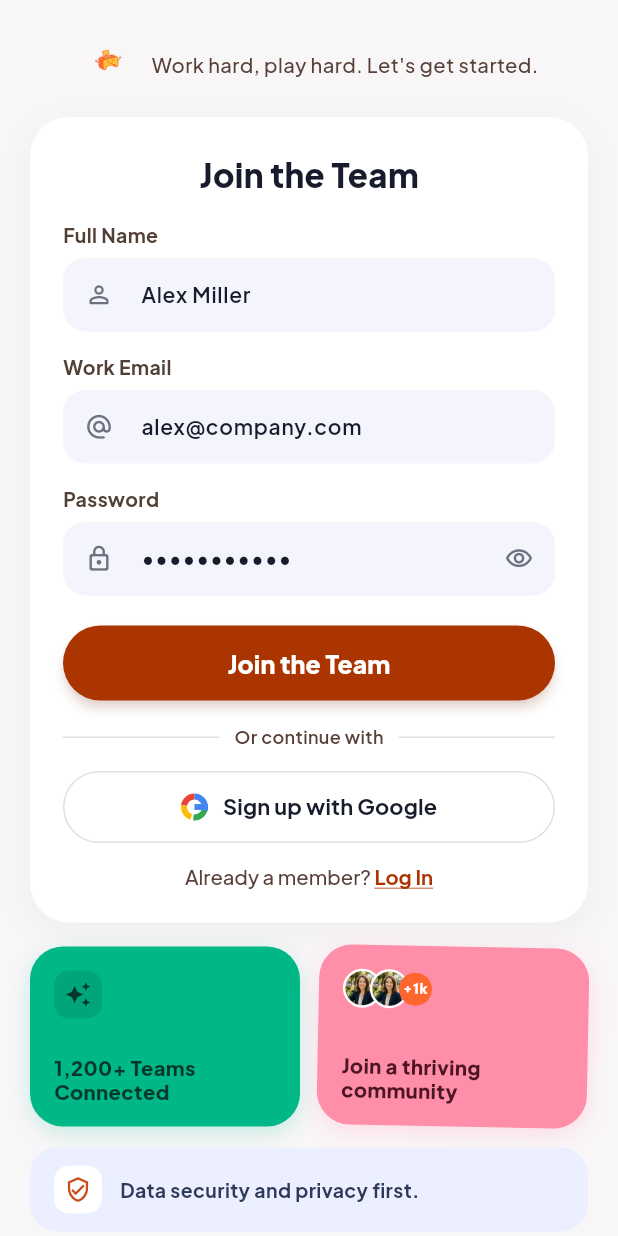
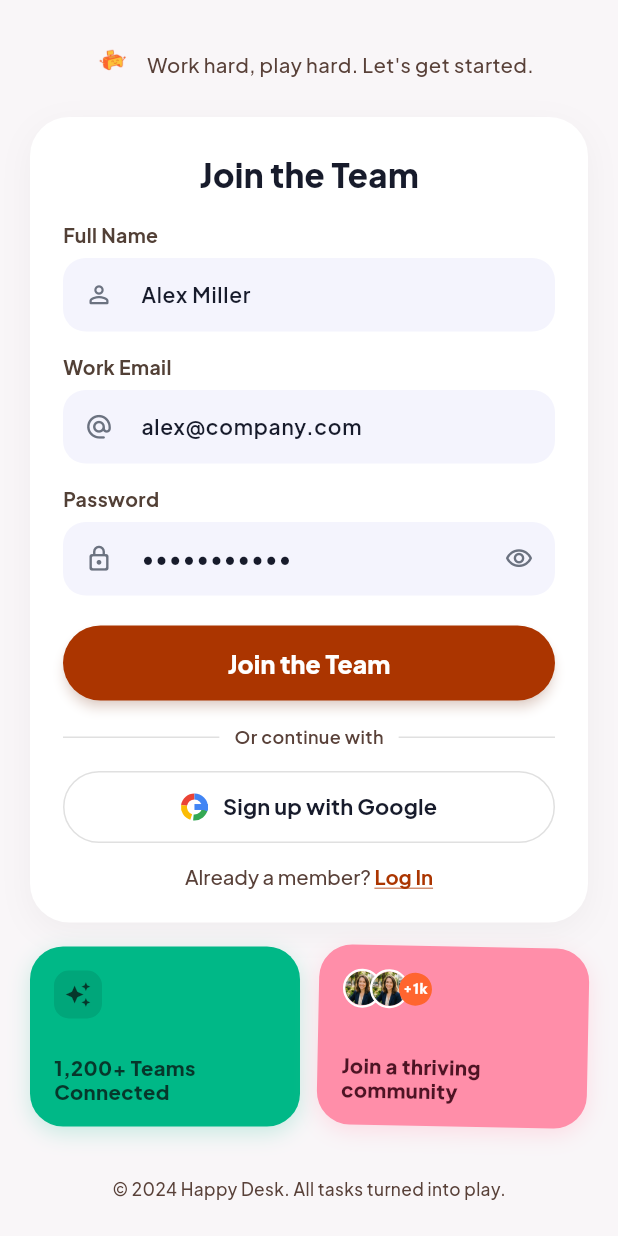
Before and after one commit to JustRamm/Happy-Desk, a Flutter app: the SignUpScreen screen opened directly with empty values, on a phone screen of 412 x 824 dp. Run offline on Flutter 3.47's test engine with Material 3 defaults, Android fonts, the phone set to English and light mode, and no system bars; our stand-ins replace google_fonts.

Commit message:
fix: replace top-left avatar with logo_removedbg.png on HomeScreen, adjust tagline spacing and remove security card on SignUpScreen

```diff
--- a/lib/screens/sign_up_screen.dart
+++ b/lib/screens/sign_up_screen.dart
@@ -49,7 +49,7 @@ class _SignUpScreenState extends State<SignUpScreen> {
                       children: [
                         const SizedBox(height: 8),
 
-                        // Brand Logo & Tagline Row (Comfortably Spaced)
+                        // Brand Logo & Tagline Row (Closer Spacing)
                         Row(
                           mainAxisAlignment: MainAxisAlignment.center,
                           children: [
@@ -58,7 +58,7 @@ class _SignUpScreenState extends State<SignUpScreen> {
                               height: 38,
                               fit: BoxFit.contain,
                             ),
-                            const SizedBox(width: 10),
+                            const SizedBox(width: 4),
                             Flexible(
                               child: Text(
                                 'Work hard, play hard. Let\'s get started.',
@@ -376,45 +376,6 @@ class _SignUpScreenState extends State<SignUpScreen> {
                           ],
                         ),
 
-                        const SizedBox(height: 14),
-
-                        // Security Pill Card
-                        Container(
-                          width: double.infinity,
-                          padding: const EdgeInsets.symmetric(horizontal: 16, vertical: 12),
-                          decoration: BoxDecoration(
-                            color: const Color(0xFFEBEFFF),
-                            borderRadius: BorderRadius.circular(18),
-                          ),
-                          child: Row(
-                            children: [
-                              Container(
-                                padding: const EdgeInsets.all(7),
-                                decoration: BoxDecoration(
-                                  color: Colors.white,
-                                  borderRadius: BorderRadius.circular(10),
-                                ),
-                                child: const Icon(
-                                  Icons.verified_user_outlined,
-                                  color: Color(0xFFC84B1A),
-                                  size: 18,
-                                ),
-                              ),
-                              const SizedBox(width: 12),
-                              Expanded(
-                                child: Text(
-                                  'Data security and privacy first.',
-                                  style: GoogleFonts.plusJakartaSans(
-                                    fontSize: 13,
-                                    fontWeight: FontWeight.w700,
-                                    color: const Color(0xFF2E3A59),
-                                  ),
-                                ),
-                              ),
-                            ],
-                          ),
-                        ),
-
                         // Spacer to push copyright text to very bottom of screen
                         const Spacer(),
 
```
Also changed, not shown: lib/screens/home_screen.dart (+3 -26 lines), assets/brand/app_icon.png, assets/brand/logo.png (deleted).
